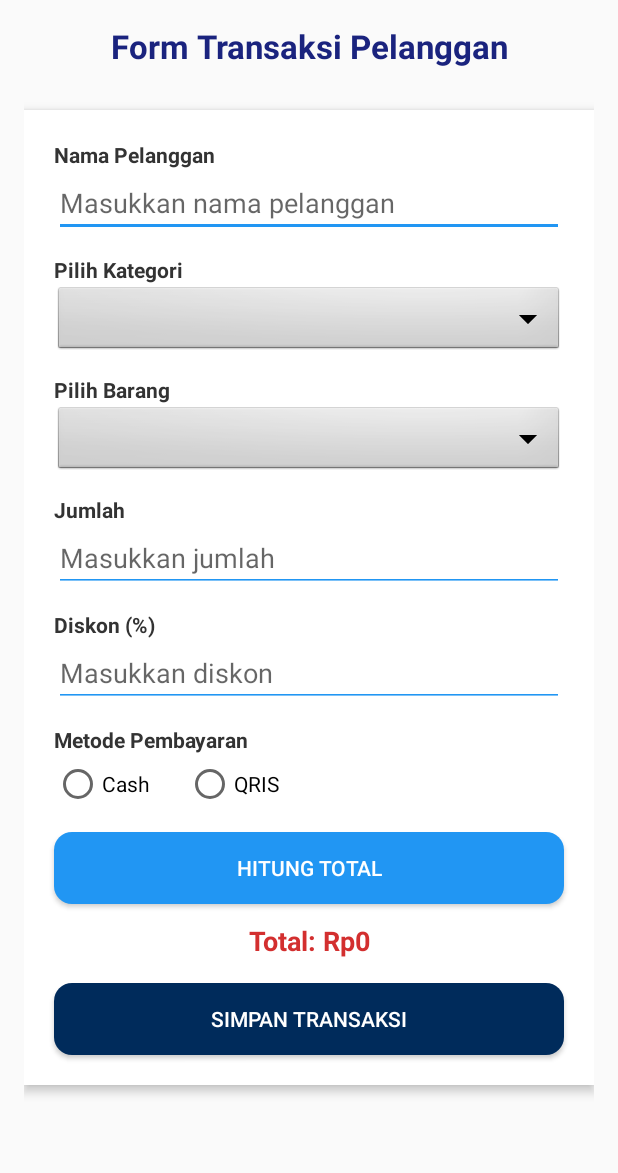
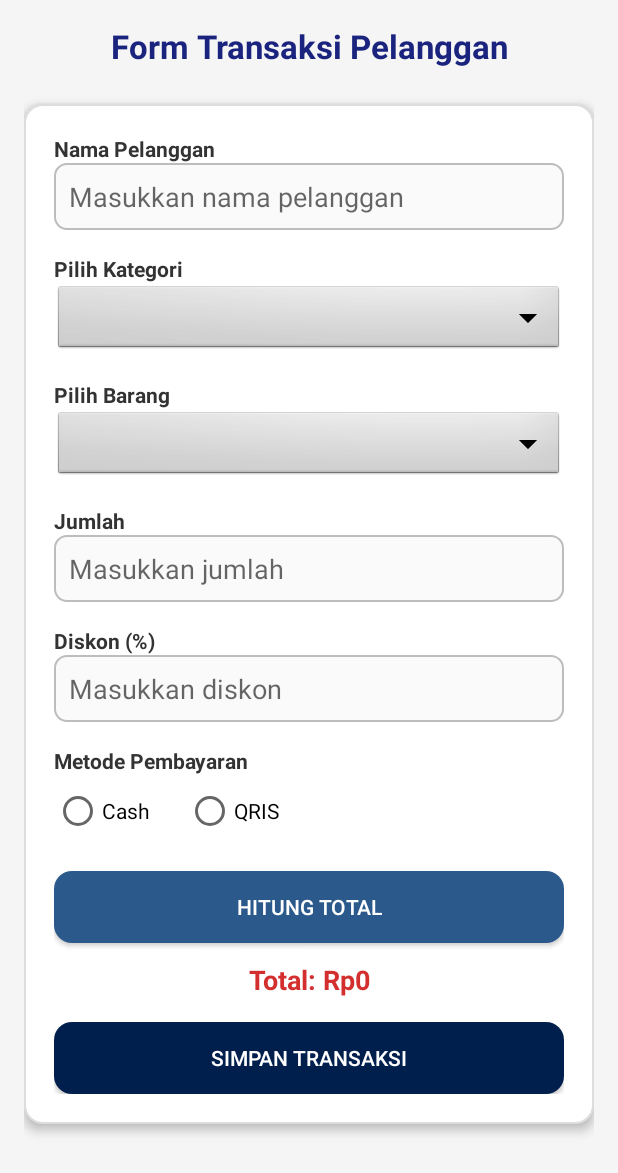
Before and after one commit to wahsur/project-toko, an Android app: the TransaksiActivity screen opened directly, with no data from a screen before it, on a phone screen of 412 x 824 dp. Shown: the top 1173 px of the screen. Run offline under Robolectric (Android 15) with nearby library versions, the phone set to English and light mode, and no system bars; 1 statement that could not run was skipped.

Commit message:
Perubahan Barang & Transaksi

```diff
--- a/app/src/main/java/com/example/toko/BarangActivity.java
+++ b/app/src/main/java/com/example/toko/BarangActivity.java
@@ -23,7 +23,7 @@ import retrofit2.Response;
 public class BarangActivity extends AppCompatActivity {
 
     RecyclerView rvBarang;
-    Button btnTambahBarang;
+    Button btnTambahBarang, btnback;
     apiService api;
     BarangAdapter adapter;
 
@@ -34,6 +34,7 @@ public class BarangActivity extends AppCompatActivity {
 
         rvBarang = findViewById(R.id.rvBarang);
         btnTambahBarang = findViewById(R.id.btnTambahBarang);
+        btnback = findViewById(R.id.btnBack);
 
         api = apiClient.getClient().create(apiService.class);
 
@@ -45,6 +46,8 @@ public class BarangActivity extends AppCompatActivity {
             Intent intent = new Intent(BarangActivity.this, AddEditBarang.class);
             startActivity(intent);
         });
+
+        btnback.setOnClickListener(v -> finish());
     }
 
     @Override
--- /dev/null
+++ b/app/src/main/res/drawable/bg_card.xml
@@ -0,0 +1,5 @@
+<shape xmlns:android="http://schemas.android.com/apk/res/android">
+    <solid android:color="#FFFFFF" />
+    <corners android:radius="12dp" />
+    <stroke android:width="1dp" android:color="#DDDDDD"/>
+</shape>
--- /dev/null
+++ b/app/src/main/res/drawable/bg_input.xml
@@ -0,0 +1,5 @@
+<shape xmlns:android="http://schemas.android.com/apk/res/android">
+    <solid android:color="#FAFAFA" />
+    <corners android:radius="8dp" />
+    <stroke android:width="1dp" android:color="#BDBDBD"/>
+</shape>
--- a/app/src/main/res/drawable/btn_rounded_blue.xml
+++ b/app/src/main/res/drawable/btn_rounded_blue.xml
@@ -1,4 +1,4 @@
 <shape xmlns:android="http://schemas.android.com/apk/res/android">
-    <solid android:color="#2196F3" />
+    <solid android:color="#1976D2" />
     <corners android:radius="20dp" />
 </shape>
--- a/app/src/main/res/drawable/btn_rounded_red.xml
+++ b/app/src/main/res/drawable/btn_rounded_red.xml
@@ -1,4 +1,4 @@
 <shape xmlns:android="http://schemas.android.com/apk/res/android">
-    <solid android:color="#F44336" />
+    <solid android:color="#D32F2F" />
     <corners android:radius="20dp" />
 </shape>
--- a/app/src/main/res/drawable/button_rounded.xml
+++ b/app/src/main/res/drawable/button_rounded.xml
@@ -1,6 +1,6 @@
 <shape
     xmlns:android="http://schemas.android.com/apk/res/android"
     android:shape="rectangle">
-    <solid android:color="#002B5B" />
+    <solid android:color="#2B598B" />
     <corners android:radius="12dp" />
 </shape>
--- a/app/src/main/res/layout/activity_transaksi.xml
+++ b/app/src/main/res/layout/activity_transaksi.xml
@@ -3,8 +3,8 @@
     xmlns:android="http://schemas.android.com/apk/res/android"
     android:layout_width="match_parent"
     android:layout_height="match_parent"
-    android:orientation="vertical"
-    android:padding="16dp">
+    android:padding="16dp"
+    android:background="#F5F5F5">
 
     <LinearLayout
         android:orientation="vertical"
@@ -22,17 +22,15 @@
             android:gravity="center"
             android:layout_marginBottom="24dp" />
 
-        <!-- Form dalam Card Style -->
+        <!-- Form Card -->
         <LinearLayout
             android:orientation="vertical"
             android:layout_width="match_parent"
             android:layout_height="wrap_content"
             android:padding="20dp"
-            android:background="#FFFFFF"
+            android:background="@drawable/bg_card"
             android:elevation="4dp"
-            android:layout_marginBottom="24dp"
-            android:layout_marginTop="4dp"
-            android:clipToPadding="false">
+            android:layout_marginBottom="24dp">
 
             <!-- Nama Pelanggan -->
             <TextView
@@ -47,10 +45,11 @@
                 android:layout_height="wrap_content"
                 android:hint="Masukkan nama pelanggan"
                 android:inputType="textPersonName"
-                android:backgroundTint="#2196F3"
-                android:layout_marginBottom="12dp" />
+                android:layout_marginBottom="16dp"
+                android:background="@drawable/bg_input"
+                android:padding="10dp"/>
 
-            <!-- Spinner Kategori -->
+            <!-- Kategori -->
             <TextView
                 android:layout_width="wrap_content"
                 android:layout_height="wrap_content"
@@ -61,10 +60,10 @@
                 android:id="@+id/spinnerKategori"
                 android:layout_width="match_parent"
                 android:layout_height="wrap_content"
-                android:layout_marginBottom="12dp"
-                android:background="@android:drawable/btn_dropdown"/>
+                android:layout_marginBottom="16dp"
+                android:background="@android:drawable/btn_dropdown" />
 
-            <!-- Spinner Barang -->
+            <!-- Barang -->
             <TextView
                 android:layout_width="wrap_content"
                 android:layout_height="wrap_content"
@@ -75,8 +74,8 @@
                 android:id="@+id/spinnerBarang"
                 android:layout_width="match_parent"
                 android:layout_height="wrap_content"
-                android:layout_marginBottom="12dp"
-                android:background="@android:drawable/btn_dropdown"/>
+                android:layout_marginBottom="16dp"
+                android:background="@android:drawable/btn_dropdown" />
 
             <!-- Jumlah -->
             <TextView
@@ -91,8 +90,9 @@
                 android:layout_height="wrap_content"
                 android:hint="Masukkan jumlah"
                 android:inputType="number"
-                android:backgroundTint="#2196F3"
-                android:layout_marginBottom="12dp" />
+                android:layout_marginBottom="16dp"
+                android:background="@drawable/bg_input"
+                android:padding="10dp" />
 
             <!-- Diskon -->
             <TextView
@@ -107,8 +107,9 @@
                 android:layout_height="wrap_content"
                 android:hint="Masukkan diskon"
                 android:inputType="numberDecimal"
-                android:backgroundTint="#2196F3"
-                android:layout_marginBottom="12dp" />
+                android:layout_marginBottom="16dp"
+                android:background="@drawable/bg_input"
+                android:padding="10dp" />
 
             <!-- Metode Pembayaran -->
             <TextView
@@ -117,13 +118,13 @@
                 android:text="Metode Pembayaran"
                 android:textStyle="bold"
                 android:textColor="#333333"
-                android:layout_marginBottom="4dp" />
+                android:layout_marginBottom="8dp" />
             <RadioGroup
                 android:id="@+id/radioGrupPembayaran"
                 android:layout_width="match_parent"
                 android:layout_height="wrap_content"
                 android:orientation="horizontal"
-                android:layout_marginBottom="16dp">
+                android:layout_marginBottom="24dp">
                 <RadioButton
                     android:id="@+id/rbCash"
                     android:layout_width="wrap_content"
@@ -145,9 +146,9 @@
                 android:layout_width="match_parent"
                 android:layout_height="wrap_content"
                 android:text="Hitung Total"
+                android:textColor="#FFFFFF"
                 android:background="@drawable/button_rounded"
-                android:backgroundTint="#2196F3"
-                android:textColor="#FFFFFF" />
+                android:layout_marginBottom="12dp" />
 
             <!-- Total Harga -->
             <TextView
@@ -159,8 +160,7 @@
                 android:textSize="18sp"
                 android:gravity="center"
                 android:textColor="#D32F2F"
-                android:layout_marginTop="12dp"
-                android:layout_marginBottom="8dp" />
+                android:layout_marginBottom="16dp" />
 
             <!-- Tombol Simpan -->
             <Button
@@ -168,12 +168,9 @@
                 android:layout_width="match_parent"
                 android:layout_height="wrap_content"
                 android:text="Simpan Transaksi"
-                android:background="@drawable/button_rounded"
                 android:textColor="#FFFFFF"
-                android:layout_marginTop="8dp" />
+                android:background="@drawable/rounded_primary" />
+
         </LinearLayout>
-
     </LinearLayout>
-
-
 </ScrollView>
```
Also changed, not shown: app/src/main/java/com/example/toko/LoginActivity.java (+5 -5 lines), app/src/main/res/layout/activity_barang.xml (+8 -10 lines), app/src/main/res/layout/item_barang.xml (+30 -30 lines).
